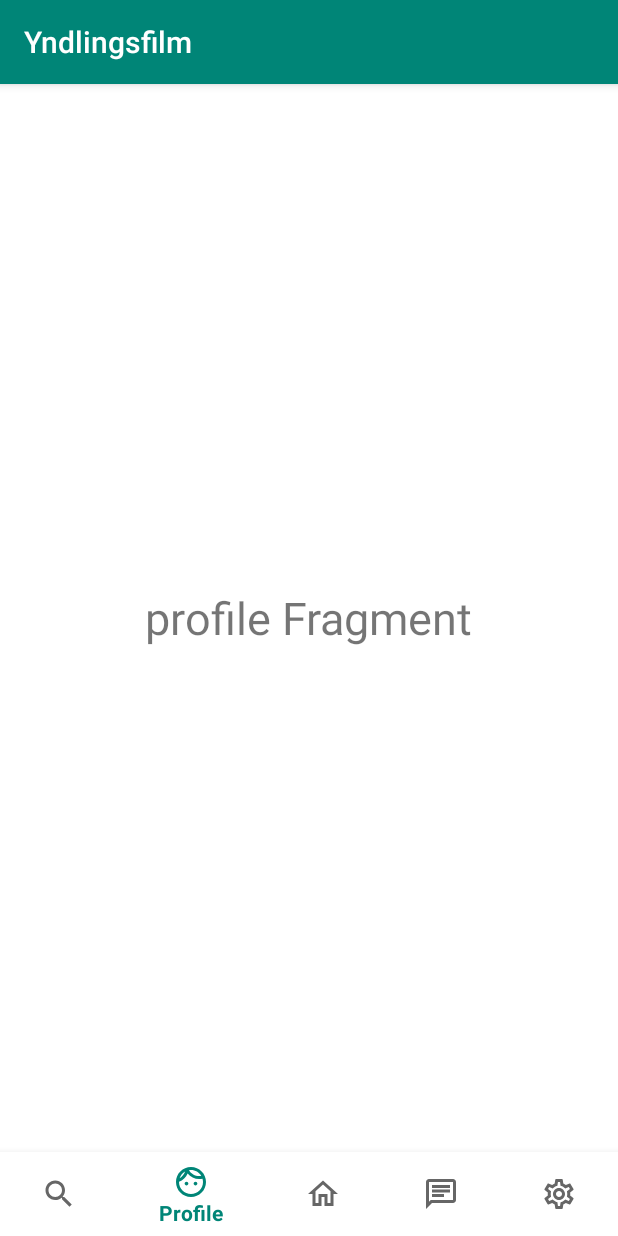
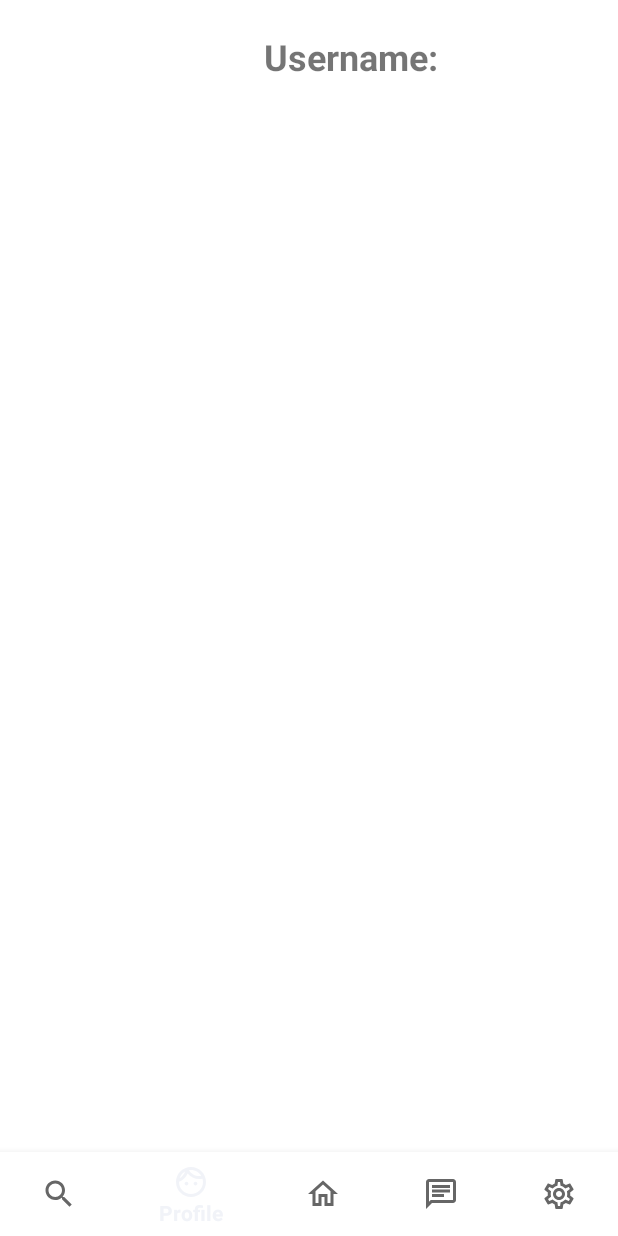
Before and after one commit to Isling98/SocialFilm, an Android app: the screen it shows after launch (MainActivity), item 2 of the bottom bar chosen, on a phone screen of 412 x 824 dp. Run offline under Robolectric (Android 15) with nearby library versions, the phone set to English and light mode, and no system bars; 2 statements that could not run were skipped.

Commit message:
styles og farver sat op. topbar fjernet

```diff
--- a/app/src/main/AndroidManifest.xml
+++ b/app/src/main/AndroidManifest.xml
@@ -4,6 +4,7 @@
 
     <application
         android:allowBackup="true"
+
         android:icon="@mipmap/ic_launcher"
         android:label="@string/app_name"
         android:roundIcon="@mipmap/ic_launcher_round"
--- a/app/src/main/java/com/example/yndlingsfilm/NavigationBar/HomeFragment.java
+++ b/app/src/main/java/com/example/yndlingsfilm/NavigationBar/HomeFragment.java
@@ -77,6 +77,8 @@ public class HomeFragment extends Fragment {
                     }
                 });
 
+
+
                 dialog.show();
             }
         });
--- a/app/src/main/java/com/example/yndlingsfilm/NavigationBar/ProfileFragment.java
+++ b/app/src/main/java/com/example/yndlingsfilm/NavigationBar/ProfileFragment.java
@@ -4,6 +4,8 @@ import android.os.Bundle;
 import android.view.LayoutInflater;
 import android.view.View;
 import android.view.ViewGroup;
+import android.widget.ImageView;
+import android.widget.TextView;
 
 import androidx.annotation.Nullable;
 import androidx.fragment.app.Fragment;
@@ -12,9 +14,20 @@ import com.example.yndlingsfilm.R;
 
 
 public class ProfileFragment extends Fragment {
+    private ImageView profilePic;
+    private TextView username;
+
     @Nullable
     @Override
     public View onCreateView(LayoutInflater inflater, @Nullable ViewGroup container, @Nullable Bundle savedInstanceState) {
-            return inflater.inflate(R.layout.fragment_profile, container, false);
+
+            profilePic = (ImageView) getView().findViewById(R.id.profilePic);
+            username = (TextView) getView().findViewById(R.id.username);
+            // lav user.
+            //profilePic.setImageResource(user.getUserName);
+
+
+
+        return inflater.inflate(R.layout.fragment_profile, container, false);
     }
 }
--- a/app/src/main/res/drawable/card_background.xml
+++ b/app/src/main/res/drawable/card_background.xml
@@ -1,4 +1,4 @@
 <?xml version="1.0" encoding="utf-8"?>
 <shape android:shape="rectangle" xmlns:android="http://schemas.android.com/apk/res/android">
-    <stroke android:width="2dp" android:color="@color/blue"/>
+    <stroke android:width="2dp" android:color="@color/theme3"/>
 </shape>
--- a/app/src/main/res/layout/fragment_home.xml
+++ b/app/src/main/res/layout/fragment_home.xml
@@ -8,7 +8,7 @@
         android:id="@+id/recycler_view"
         android:layout_width="match_parent"
         android:layout_height="match_parent"
-        android:background="@android:color/darker_gray"
+        android:background="@color/theme2"
         android:padding="4dp">
     </androidx.recyclerview.widget.RecyclerView>
 </RelativeLayout>
--- a/app/src/main/res/layout/fragment_profile.xml
+++ b/app/src/main/res/layout/fragment_profile.xml
@@ -3,12 +3,23 @@
     android:layout_width="match_parent" android:layout_height="match_parent"
     android:background="@color/cardview_light_background">
 
+    <ImageView
+        android:id="@+id/profilePic"
+        android:layout_width="80dp"
+        android:layout_height="80dp"
+        android:padding="4dp" />
+
     <TextView
+        android:id="@+id/username"
         android:layout_width="wrap_content"
         android:layout_height="wrap_content"
-        android:text="profile Fragment"
-        android:textSize="30sp"
-        android:layout_centerInParent="true"/>
-
+        android:layout_alignParentTop="true"
+        android:layout_marginStart="96dp"
+        android:layout_marginTop="21dp"
+        android:layout_toEndOf="@+id/profilePic"
+        android:text="Username:"
+        android:textSize="24sp"
+        android:layout_centerHorizontal="true"
+        android:textStyle="bold" />
 
 </RelativeLayout>
--- a/app/src/main/res/layout/popup_news_details.xml
+++ b/app/src/main/res/layout/popup_news_details.xml
@@ -5,6 +5,7 @@
     android:layout_width="400dp"
     android:layout_height="575dp"
     android:layout_gravity="center"
+    android:background="@color/theme2"
     android:padding="5dp">
 
     <ImageView
@@ -49,7 +50,8 @@
         xmlns:card_view="http://schemas.android.com/apk/res-auto"
         android:layout_width="wrap_content"
         android:layout_height="wrap_content"
-        android:background="@color/blue"
+        android:background="@color/theme1"
+        card_view:cardBackgroundColor="@color/theme1"
         app:layout_constraintBottom_toBottomOf="parent"
         app:layout_constraintEnd_toEndOf="parent"
         app:layout_constraintStart_toStartOf="parent"
--- a/app/src/main/res/layout/view_homefeed.xml
+++ b/app/src/main/res/layout/view_homefeed.xml
@@ -6,6 +6,7 @@
     android:layout_height="wrap_content"
     android:layout_gravity="center"
     android:layout_marginBottom="16dp"
+    android:background="@color/theme1"
     card_view:cardCornerRadius="16dp"
     card_view:cardElevation="8dp"
     card_view:layout_constraintTop_toTopOf="parent">
--- a/app/src/main/res/values/colors.xml
+++ b/app/src/main/res/values/colors.xml
@@ -7,5 +7,9 @@
     <color name="green">#45bc62</color>
     <color name="orange">#eaad43</color>
     <color name="light">#F0FFFF</color>
+    <color name="theme1">#F1F3F8</color>
+    <color name="theme2">#D6E0F0</color>
+    <color name="theme3">#8D93AB</color>
+    <color name="theme4">#393B44</color>
 
 </resources>
--- a/app/src/main/res/values/styles.xml
+++ b/app/src/main/res/values/styles.xml
@@ -1,11 +1,11 @@
 <resources>
 
     <!-- Base application theme. -->
-    <style name="AppTheme" parent="Theme.AppCompat.Light.DarkActionBar">
+    <style name="AppTheme" parent="Theme.AppCompat.Light.NoActionBar">
         <!-- Customize your theme here. -->
-        <item name="colorPrimary">@color/colorPrimary</item>
-        <item name="colorPrimaryDark">@color/colorPrimaryDark</item>
-        <item name="colorAccent">@color/colorAccent</item>
+        <item name="colorPrimary">@color/theme1</item>
+        <item name="colorPrimaryDark">@color/theme2</item>
+        <item name="colorAccent">@color/theme4</item>
     </style>
 
 </resources>
```
Also changed, not shown: app/src/main/java/com/example/yndlingsfilm/SingleNews.java (+1 -12 lines), app/src/main/java/com/example/yndlingsfilm/User.java (added, +10 -0 lines).
